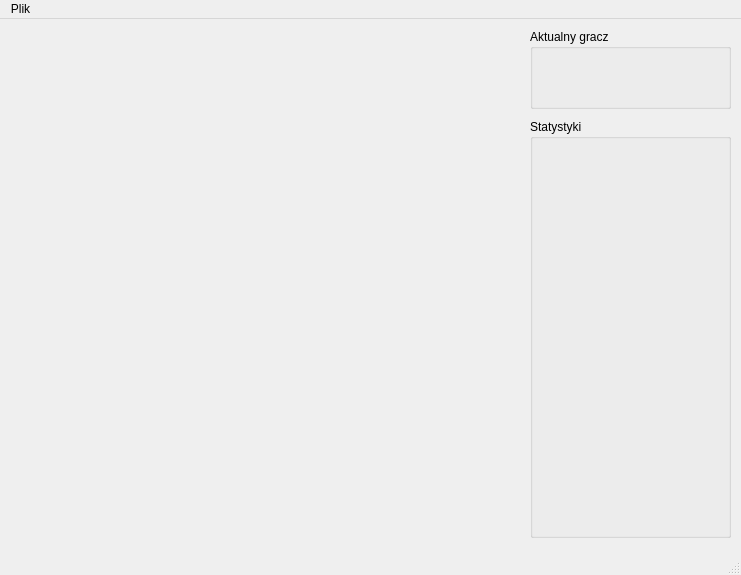
Above: ui/mainwindow.ui from hun7err/Chess before the change. Below: the same form after it.
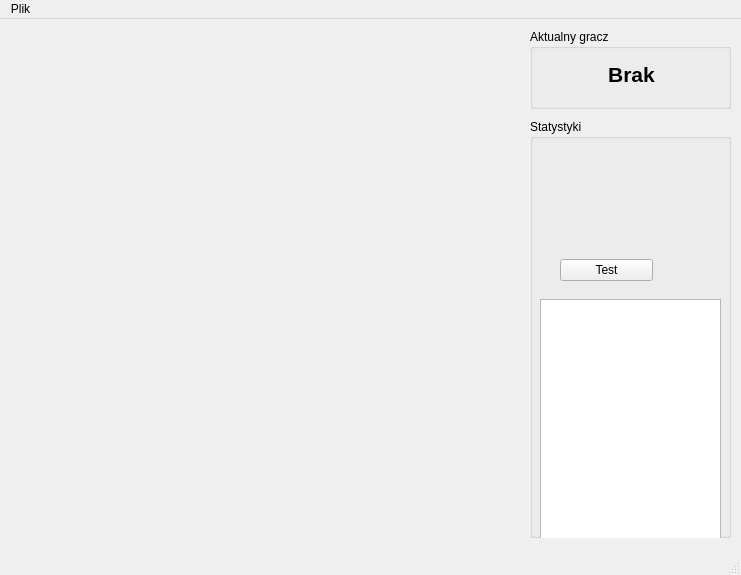
That is the form after the change.

```diff
--- a/ui/mainwindow.ui
+++ b/ui/mainwindow.ui
@@ -49,7 +49,7 @@
       </font>
      </property>
      <property name="text">
-      <string/>
+      <string>Brak</string>
      </property>
      <property name="alignment">
       <set>Qt::AlignCenter</set>
@@ -71,6 +71,29 @@
     <property name="flat">
      <bool>false</bool>
     </property>
+    <widget class="QListWidget" name="listWidget">
+     <property name="geometry">
+      <rect>
+       <x>10</x>
+       <y>180</y>
+       <width>181</width>
+       <height>241</height>
+      </rect>
+     </property>
+    </widget>
+    <widget class="QPushButton" name="pushButton">
+     <property name="geometry">
+      <rect>
+       <x>30</x>
+       <y>140</y>
+       <width>93</width>
+       <height>22</height>
+      </rect>
+     </property>
+     <property name="text">
+      <string>Test</string>
+     </property>
+    </widget>
    </widget>
   </widget>
   <widget class="QMenuBar" name="menuBar">
```
